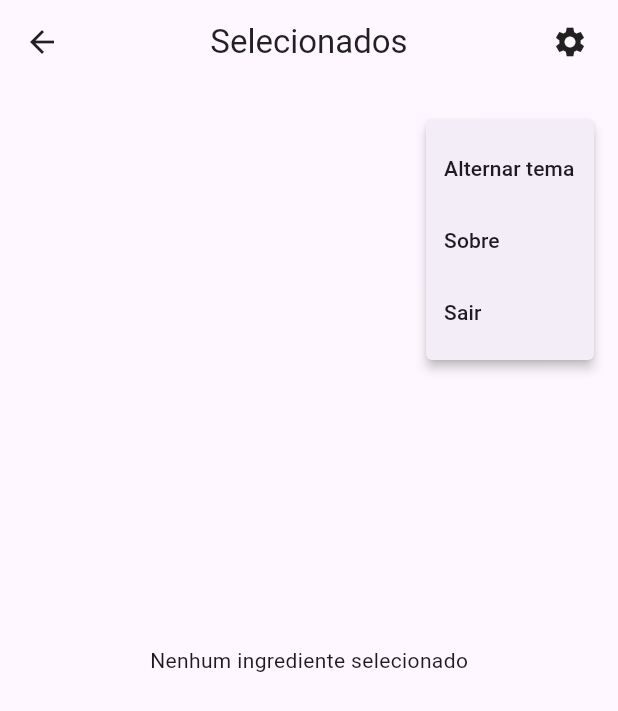
After one commit to RodolfoJSCampos/hairsense, a Flutter app: the SelectedIngredientsView screen opened directly, after a tap on the "settings" icon, on a phone screen of 412 x 824 dp. The commit adds this screen. Shown: the top 711 px of the screen. Run offline on Flutter 3.47's test engine with Material 3 defaults, Android fonts, the light colour scheme and no system bars; our stand-ins replace cloud_firestore, firebase_auth, firebase_core, google_sign_in, smooth_page_indicator; accounts and stored records are empty.

Commit message:
chore(ingredientes):atualizado metodo de exibição e lista de ingredientes

```diff
--- a/app/lib/views/login_view.dart
+++ b/app/lib/views/login_view.dart
@@ -5,7 +5,6 @@ import 'package:cloud_firestore/cloud_firestore.dart';
 
 import '../services/services.dart';
 import '../viewmodels/viewmodels.dart';
-import '../widgets/widgets.dart';
 
 class LoginView extends StatelessWidget {
   const LoginView({super.key});
--- /dev/null
+++ b/app/lib/views/selected_ingredients_view.dart
@@ -0,0 +1,58 @@
+// lib/views/selected_ingredients_view.dart
+
+import 'package:flutter/material.dart';
+import 'package:provider/provider.dart';
+
+import '../viewmodels/ingredients_view_model.dart';
+import '../widgets/app_bar_config.dart'; // ou use AppBar normal se preferir
+
+class SelectedIngredientsView extends StatelessWidget {
+  const SelectedIngredientsView({Key? key}) : super(key: key);
+
+  @override
+  Widget build(BuildContext context) {
+    final vm = context.watch<IngredientsViewModel>();
+
+    return Scaffold(
+      appBar: const AppBarConfig(
+        title: 'Selecionados',
+        showBackButton: true,
+      ),
+      body: vm.selected.isEmpty
+          ? const Center(child: Text('Nenhum ingrediente selecionado'))
+          : ListView.separated(
+              padding: const EdgeInsets.all(16),
+              itemCount: vm.selected.length,
+              separatorBuilder: (_, __) => const Divider(),
+              itemBuilder: (_, i) {
+                final ing = vm.selected[i];
+                return ListTile(
+                  title: Text(ing.inciName),
+                  subtitle: Text(ing.description),
+                  trailing: IconButton(
+                    icon: const Icon(Icons.delete_outline, color: Colors.red),
+                    onPressed: () => vm.toggleSelected(ing),
+                  ),
+                );
+              },
+            ),
+      bottomNavigationBar: vm.selected.isEmpty
+          ? null
+          : Padding(
+              padding: const EdgeInsets.all(16),
+              child: ElevatedButton.icon(
+                icon: const Icon(Icons.search),
+                label: const Text('Pesquisar produtos'),
+                onPressed: () {
+                  // Por enquanto só feedback visual
+                  ScaffoldMessenger.of(context).showSnackBar(
+                    const SnackBar(
+                      content: Text('Funcionalidade de busca não implementada'),
+                    ),
+                  );
+                },
+              ),
+            ),
+    );
+  }
+}
--- a/app/lib/views/views.dart
+++ b/app/lib/views/views.dart
@@ -2,3 +2,4 @@ export 'login_view.dart';
 export 'register_view.dart';
 export 'home_view.dart';
 export 'ingredients_view.dart';
+export 'selected_ingredients_view.dart';
```
Also changed, not shown: app/lib/viewmodels/ingredients_view_model.dart (+21 -10 lines), app/lib/views/ingredients_view.dart (+41 -12 lines), app/lib/widgets/ingredient_tile.dart (+66 -28 lines).
